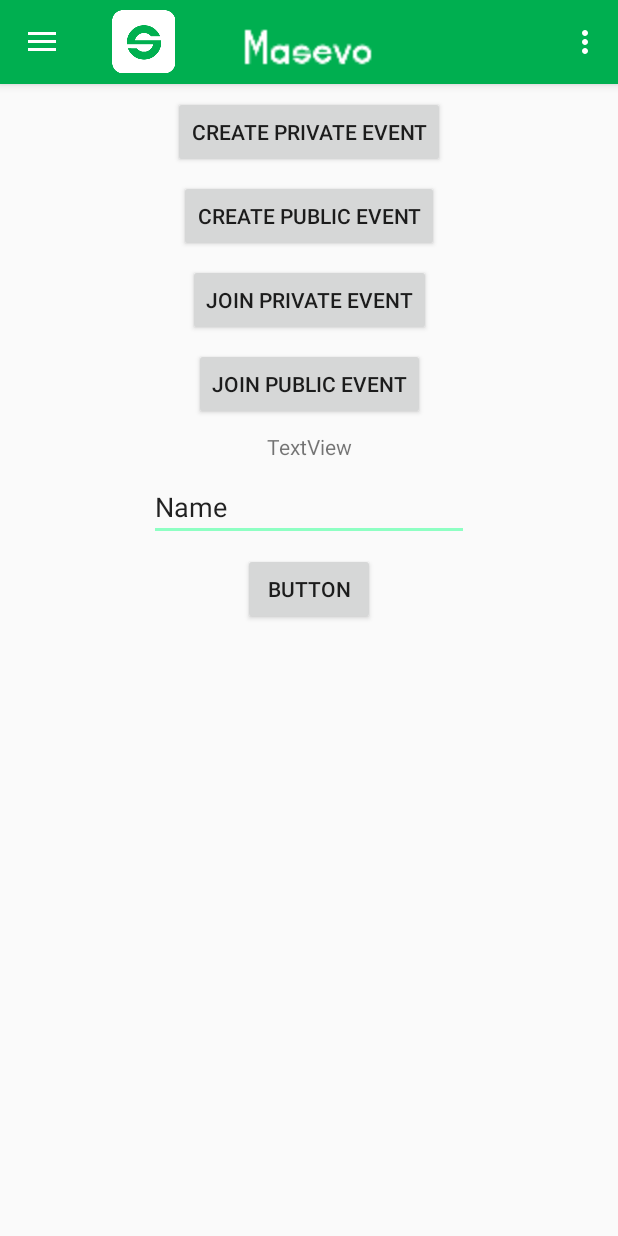
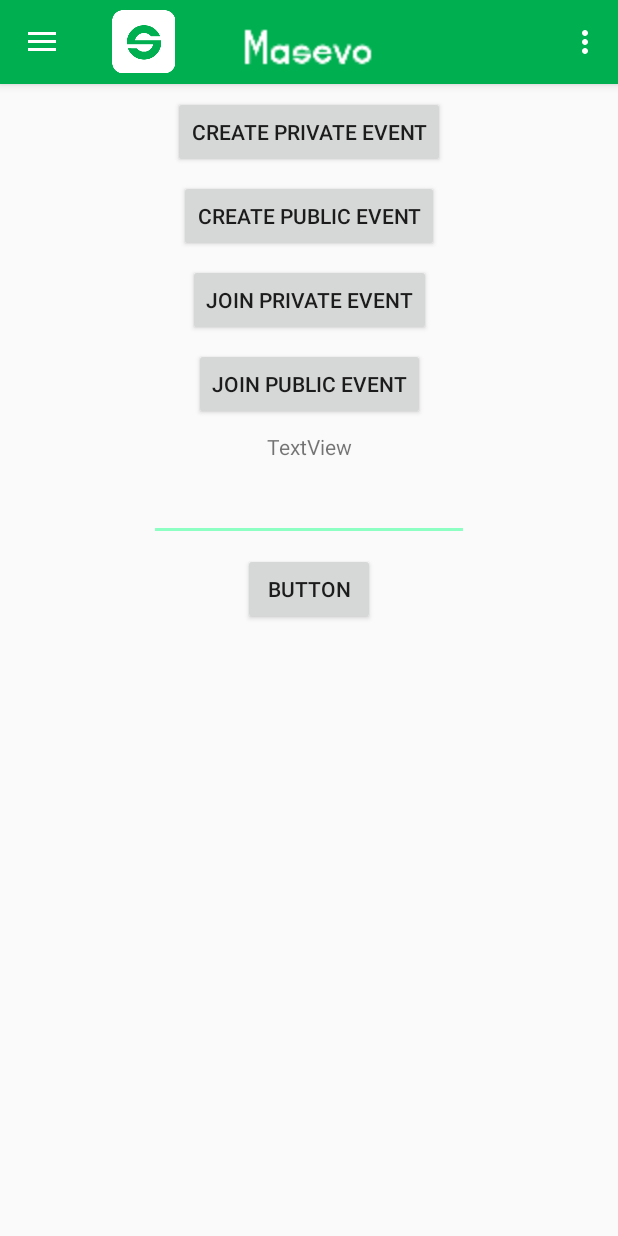
Before and after one commit to Team9CS307/Masevo, an Android app: the MainActivity screen opened directly, with no data from a screen before it, on a phone screen of 412 x 824 dp. Run offline under Robolectric (Android 15) with nearby library versions, the phone set to English and light mode, and no system bars.

Commit message:
files weren't added...

```diff
--- a/app/src/main/java/com/example/brianduffy/masevo/Server.java
+++ b/app/src/main/java/com/example/brianduffy/masevo/Server.java
@@ -1,4 +1,6 @@
 package com.example.brianduffy.masevo;
+
+import android.os.StrictMode;
 
 import java.sql.Connection;
 import java.sql.Date;
@@ -108,6 +110,8 @@ public class Server {
         }
         int eventId = hash;
         System.out.println(eventId);*/
+        StrictMode.ThreadPolicy policy = new StrictMode.ThreadPolicy.Builder().permitAll().build();
+        StrictMode.setThreadPolicy(policy);
         Connection connection;
         try {
             System.out.println("Connecting to SQL Server ... ");
--- a/app/src/main/res/layout/content_main.xml
+++ b/app/src/main/res/layout/content_main.xml
@@ -78,15 +78,14 @@
             android:id="@+id/editText"
             android:layout_width="wrap_content"
             android:layout_height="wrap_content"
+            android:layout_marginLeft="8dp"
+            android:layout_marginRight="8dp"
+            android:layout_marginTop="8dp"
             android:ems="10"
             android:inputType="textPersonName"
-            android:text="Name"
-            android:layout_marginTop="8dp"
-            app:layout_constraintTop_toBottomOf="@+id/textView"
-            android:layout_marginLeft="8dp"
             app:layout_constraintLeft_toLeftOf="parent"
-            android:layout_marginRight="8dp"
-            app:layout_constraintRight_toRightOf="parent" />
+            app:layout_constraintRight_toRightOf="parent"
+            app:layout_constraintTop_toBottomOf="@+id/textView" />
 
         <Button
             android:id="@+id/button2"
```
Also changed, not shown: app/src/main/java/com/example/brianduffy/masevo/MainActivity.java (+40 -9 lines).
